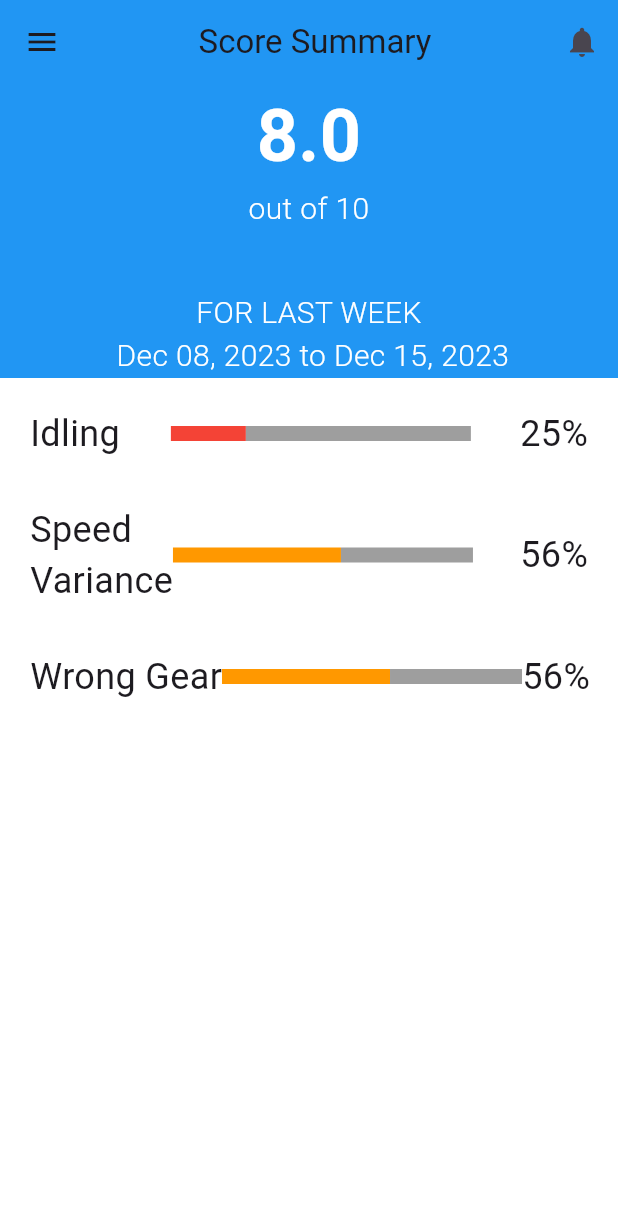
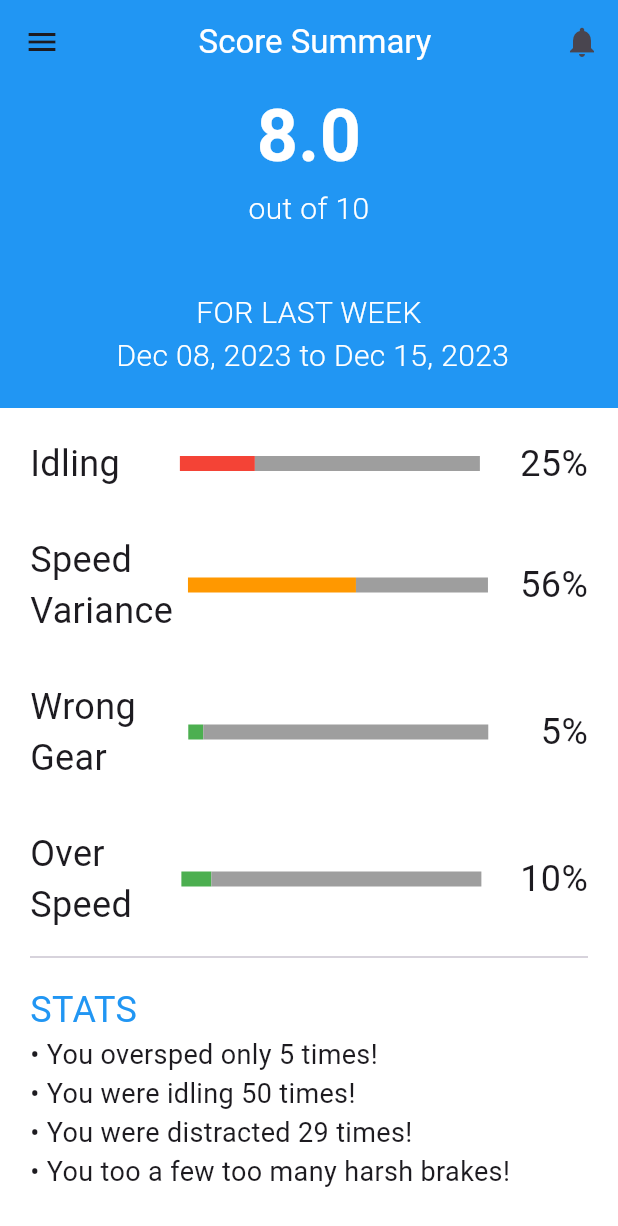
Before and after one commit to MightyM17/safar_samarth, a Flutter app: the SafetyScreen screen opened directly, on a phone screen of 412 x 824 dp. Shown: the top 1226 px of the screen. Run offline on Flutter 3.47's test engine with Material 3 defaults, Android fonts, the light colour scheme and no system bars; our stand-ins replace flutter_map, google_fonts, latlong2, syncfusion_flutter_charts, webview_flutter.

Commit message:
safety_screen.dart: Add more stats

```diff
--- a/lib/screens/safety_screen.dart
+++ b/lib/screens/safety_screen.dart
@@ -3,6 +3,7 @@ import 'package:flutter_map/flutter_map.dart';
 import 'package:latlong2/latlong.dart';
 import 'package:safar_samarth/screens/graph_screen.dart';
 import 'package:safar_samarth/screens/notification_screen.dart';
+import 'package:safar_samarth/utils/shared_drawer.dart';
 
 class SafetyScreen extends StatefulWidget {
   const SafetyScreen({Key? key}) : super(key: key);
@@ -17,7 +18,7 @@ class _SafetyScreenState extends State<SafetyScreen> {
     return Scaffold(
       appBar: AppBar(
         backgroundColor: Colors.blue,
-        title: Center(child: Text("Score Summary")),
+        title: Center(child: Text("Score Summary",  style: TextStyle(color: Colors.white,),)),
         actions: [
           IconButton(onPressed: (){
             Navigator.push(
@@ -32,58 +33,7 @@ class _SafetyScreenState extends State<SafetyScreen> {
           }, icon: Icon(Icons.notifications))
         ],
       ),
-      drawer: Drawer(
-        child: Column(
-          children: [
-            SizedBox(height: 50,),
-            Row(
-              children: [
-                SizedBox(width: 20,),
-                CircleAvatar(),
-                SizedBox(width: 20,),
-                Text(
-                    "Shlok Mangle",
-                  style: TextStyle(
-                    fontWeight: FontWeight.w600,
-                    fontSize: 24,
-                    color: Colors.black,
-                  ),
-                )
-              ],
-            ),
-            ListTile(
-              title: Text("Dashboard"),
-              onTap: () {
-                Navigator.push(
-                  context,
-                  PageRouteBuilder(
-                    pageBuilder: (_, __, ___) => SafetyScreen(),
-                    transitionDuration: const Duration(milliseconds: 300),
-                    transitionsBuilder: (_, a, __, c) =>
-                        FadeTransition(opacity: a, child: c),
-                  ),
-                );
-              }
-            ),
-            Divider(),
-            ListTile(
-                title: Text("Statistics"),
-                onTap: () {
-                  Navigator.pushReplacement(
-                    context,
-                    PageRouteBuilder(
-                      pageBuilder: (_, __, ___) => GraphScreen(),
-                      transitionDuration: const Duration(milliseconds: 300),
-                      transitionsBuilder: (_, a, __, c) =>
-                          FadeTransition(opacity: a, child: c),
-                    ),
-                  );
-                }
-            ),
-            Divider(),
-          ],
-        ),
-      ),
+      drawer: SharedDrawer(),
       body: Container(
           decoration: BoxDecoration(
            color: Colors.blue,
@@ -119,6 +69,7 @@ class _SafetyScreenState extends State<SafetyScreen> {
                   ),
                   textAlign: TextAlign.center,
                 ),
+                SizedBox(height: 20,),
             Container(
               height: MediaQuery.sizeOf(context).height,
               width: MediaQuery.sizeOf(context).width,
@@ -143,7 +94,7 @@ class _SafetyScreenState extends State<SafetyScreen> {
                            fontSize: 24,
                          ),
                        ),
-                       SizedBox(width: 34,),
+                       SizedBox(width: 40,),
                        Row(
                          children: [
                            Container(
@@ -177,6 +128,7 @@ class _SafetyScreenState extends State<SafetyScreen> {
                             fontSize: 24,
                           ),
                         ),
+                        SizedBox(width: 10,),
                         Row(
                           children: [
                             Container(
@@ -205,33 +157,102 @@ class _SafetyScreenState extends State<SafetyScreen> {
                       //mainAxisAlignment: MainAxisAlignment.spaceBetween,
                       children: [
                         Text(
-                          "Wrong Gear",
+                          "Wrong\nGear",
                           style: TextStyle(
                             fontSize: 24,
                           ),
                         ),
+                        Spacer(),
                         Row(
                           children: [
                             Container(
                               height: 10,
-                              width: 112,
-                              color: Colors.orange,
+                              width: 10,
+                              color: Colors.green,
                             ),
                             Container(
                               height: 10,
-                              width: 88,
+                              width: 190,
                               color: Colors.grey,
                             ),
                           ],
                         ),
                         Spacer(),
                         Text(
-                          "56%",
+                          "5%",
                           style: TextStyle(
                             fontSize: 24,
                           ),
                         ),
                       ],
+                    ),
+                    SizedBox(height: 30,),
+                    Row(
+                      //mainAxisAlignment: MainAxisAlignment.spaceBetween,
+                      children: [
+                        Text(
+                          "Over\nSpeed",
+                          style: TextStyle(
+                            fontSize: 24,
+                          ),
+                        ),
+                        SizedBox(width: 33,),
+                        Row(
+                          children: [
+                            Container(
+                              height: 10,
+                              width: 20,
+                              color: Colors.green,
+                            ),
+                            Container(
+                              height: 10,
+                              width: 180,
+                              color: Colors.grey,
+                            ),
+                          ],
+                        ),
+                        Spacer(),
+                        Text(
+                          "10%",
+                          style: TextStyle(
+                            fontSize: 24,
+                          ),
+                        ),
+                      ],
+                    ),
+                    SizedBox(height: 10,),
+                    Divider(),
+                    SizedBox(height: 10,),
+                    Text(
+                      "STATS",
+                      style: TextStyle(
+                        color: Colors.blue,
+                        fontSize: 24,
+                      ),
+                    ),
+                    Text(
+                      "• You oversped only 5 times!",
+                      style: TextStyle(
+                        fontSize: 18,
+                      ),
+                    ),
+                    Text(
+                      "• You were idling 50 times!",
+                      style: TextStyle(
+                        fontSize: 18,
+                      ),
+                    ),
+                    Text(
+                      "• You were distracted 29 times!",
+                      style: TextStyle(
+                        fontSize: 18,
+                      ),
+                    ),
+                    Text(
+                      "• You too a few too many harsh brakes!",
+                      style: TextStyle(
+                        fontSize: 18,
+                      ),
                     ),
               ],
             ),
```
